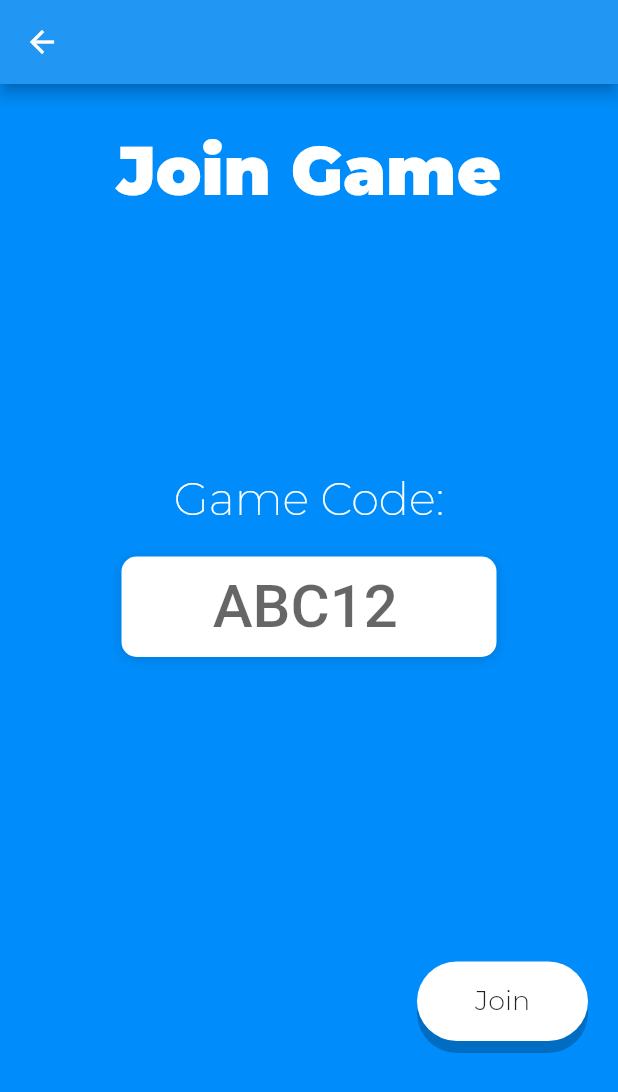
After one commit to Pixele9/FlipIt, a Flutter app: the JoinGame screen opened directly, on a phone screen of 412 x 824 dp. The commit adds this screen. Shown: the top 1092 px of the screen. Run offline on Flutter 3.47's test engine with Material 2 defaults, Android fonts, the phone set to English and light mode, and no system bars; our stand-ins replace google_fonts.

Commit message:
join game

```diff
--- /dev/null
+++ b/lib/screens/flip.dart
@@ -0,0 +1,31 @@
+import 'package:flutter/material.dart';
+import '../utilities/constants.dart';
+import '../widgets/flipItInput.dart';
+import '../widgets/flipitButton.dart';
+
+class Flip extends StatelessWidget {
+  @override
+  Widget build(BuildContext context) {
+
+     return Scaffold(
+          backgroundColor: Color(0xFFFFFFFF),
+          appBar: AppBar(),
+          body: Align(
+            alignment: Alignment.topCenter,
+            child: LayoutBuilder(
+                builder: (BuildContext context, BoxConstraints constraints) {
+                    return Container(
+                        width: MediaQuery.of(context).size.width,
+                        height: 100,
+                        alignment: Alignment.center,
+                        color: primaryColor,
+                        child: Text(
+                                  "Flip It!",
+                                  style: cTitleViews,
+                              ),
+                          );
+                  }),
+            )
+      );
+  }
+}
--- /dev/null
+++ b/lib/screens/join_game.dart
@@ -0,0 +1,76 @@
+import 'package:flutter/material.dart';
+import '../utilities/constants.dart';
+import '../widgets/flipItInput.dart';
+import '../widgets/flipitButton.dart';
+
+class JoinGame extends StatelessWidget {
+  @override
+  Widget build(BuildContext context) {
+
+     return Scaffold(
+          backgroundColor: primaryColor,
+          appBar: AppBar(),
+          body: Align(
+            alignment: Alignment.topCenter,
+            child: LayoutBuilder(
+                builder: (BuildContext context, BoxConstraints constraints) {
+                    return Container(
+                        width: MediaQuery.of(context).size.width,
+                        color: primaryColor,
+                        child: Column(
+                            crossAxisAlignment: CrossAxisAlignment.stretch,
+                            mainAxisAlignment: MainAxisAlignment.start,
+                            mainAxisSize: MainAxisSize.max,
+                            children: <Widget>[
+                            Container(
+                                alignment: Alignment.center,
+                                margin: const EdgeInsets.only(top: 30.0),
+                                width: MediaQuery.of(context).size.width,
+                                child: Text(
+                                  "Join Game",
+                                  style: cTitleViews,
+                                ),
+                            ),
+                            SizedBox(
+                              height: 500,
+                              child: Column(
+                              mainAxisSize: MainAxisSize.max,
+                              mainAxisAlignment: MainAxisAlignment.center,
+                              children: <Widget>[
+                                Container(
+                                  alignment: Alignment.center,
+                                  margin: const EdgeInsets.only(bottom: 10.0),
+                                  width: MediaQuery.of(context).size.width,
+                                  child: Container(
+                                        alignment: Alignment.center,
+                                        width: MediaQuery.of(context).size.width / 2,
+                                        margin: const EdgeInsets.only(bottom: 10.0),
+                                        child: Text(
+                                          "Game Code:",
+                                          style: cLabelStyle,
+                                        ),
+                                      ),
+                                ),
+                                Container(
+                                  alignment: Alignment.center,
+                                  width: 250.0,
+                                  decoration: cOptionInputDecoration,
+                                  margin: const EdgeInsets.only(bottom: 30.0),
+                                  child: flipItInput('ABC12')
+                                ),
+                              ],
+                            ),),
+                              Container(
+                              alignment: Alignment.bottomRight,
+                              margin: const EdgeInsets.only(right: 20.0),
+                              child: flipItButton('Join', () => print('joined :)')),
+                              )
+                            ]
+                              )
+                        );
+            }),
+        )
+    );
+
+  }
+}
--- a/lib/screens/menu.dart
+++ b/lib/screens/menu.dart
@@ -5,6 +5,8 @@ import 'package:flutter/material.dart';
 import '../utilities/constants.dart';
 import './new_roulette.dart';
 import './profile.dart';
+import './join_game.dart';
+import './flip.dart';
 
 import '../utilities/authentication.dart';
 
@@ -68,8 +70,8 @@ class Menu extends StatelessWidget {
                                   mainAxisSize: MainAxisSize.min,
                                   children: <Widget>[
                                     _menuButton("New\nRoulette", context, NewRoulette()),
-                                    _menuButton("New\nFlip", context, Profile(authenticationController)),
-                                    _menuButton("Join\nGame", context, Profile(authenticationController))
+                                    _menuButton("New\nFlip", context, Flip()),
+                                    _menuButton("Join\nGame", context, JoinGame())
                                   ],
                                   ),
                               ),
```
